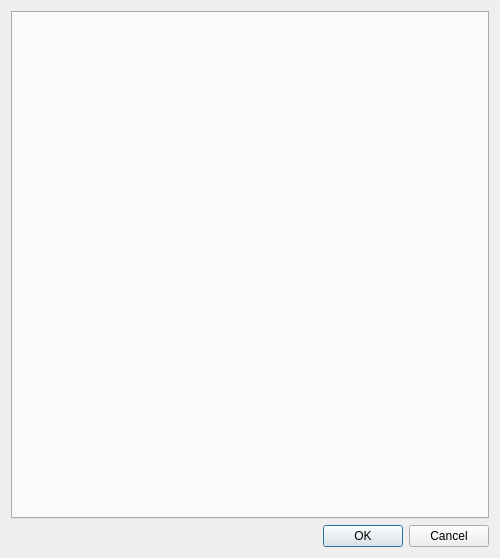
First picture: the form in src/librssguard/services/abstract/gui/formaccountdetails.ui, repository norbusan/rssguard-debian, before the edit.
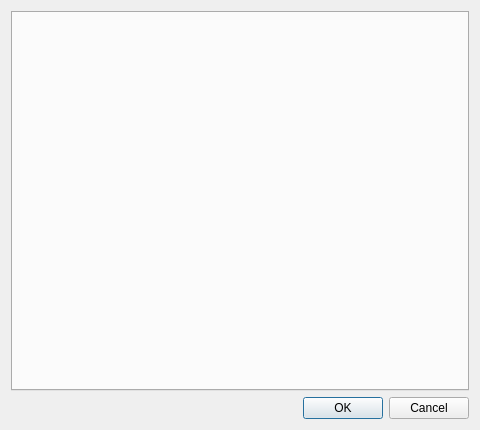
Second picture: the form after the edit.

Diff of the .ui file:
```diff
--- a/src/librssguard/services/abstract/gui/formaccountdetails.ui
+++ b/src/librssguard/services/abstract/gui/formaccountdetails.ui
@@ -6,16 +6,50 @@
    <rect>
     <x>0</x>
     <y>0</y>
-    <width>500</width>
-    <height>558</height>
+    <width>480</width>
+    <height>430</height>
    </rect>
   </property>
   <layout class="QFormLayout" name="formLayout_2">
    <item row="0" column="0" colspan="2">
-    <widget class="QTabWidget" name="m_tabWidget">
-     <property name="currentIndex">
-      <number>-1</number>
+    <widget class="QScrollArea" name="m_scroll">
+     <property name="frameShape">
+      <enum>QFrame::NoFrame</enum>
      </property>
+     <property name="widgetResizable">
+      <bool>true</bool>
+     </property>
+     <widget class="QWidget" name="scrollAreaWidgetContents">
+      <property name="geometry">
+       <rect>
+        <x>0</x>
+        <y>0</y>
+        <width>462</width>
+        <height>383</height>
+       </rect>
+      </property>
+      <layout class="QHBoxLayout" name="horizontalLayout">
+       <property name="leftMargin">
+        <number>0</number>
+       </property>
+       <property name="topMargin">
+        <number>0</number>
+       </property>
+       <property name="rightMargin">
+        <number>0</number>
+       </property>
+       <property name="bottomMargin">
+        <number>0</number>
+       </property>
+       <item>
+        <widget class="QTabWidget" name="m_tabWidget">
+         <property name="currentIndex">
+          <number>-1</number>
+         </property>
+        </widget>
+       </item>
+      </layout>
+     </widget>
     </widget>
    </item>
    <item row="1" column="0" colspan="2">
```
